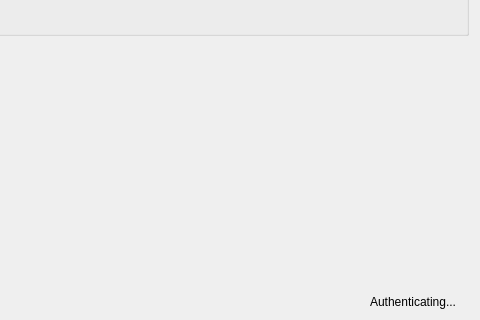
clementine-player/Clementine, file src/internet/lastfmsettingspage.ui: the form before one commit; both pictures show x 289 to 769 and y 231 to 551 of the 769 by 551 pixel window.
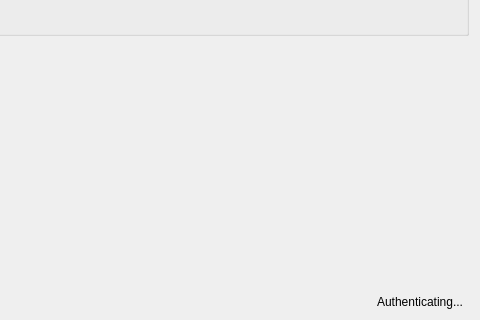
The form after the commit. Custom widgets are drawn as their Qt base class.

Commit message: Make the BusyIndicator contain a label too

```diff
--- a/src/internet/lastfmsettingspage.ui
+++ b/src/internet/lastfmsettingspage.ui
@@ -239,7 +239,7 @@
  <customwidgets>
   <customwidget>
    <class>BusyIndicator</class>
-   <extends>QLabel</extends>
+   <extends>QWidget</extends>
    <header>widgets/busyindicator.h</header>
   </customwidget>
  </customwidgets>
```
Left out of the diff: 35 changed lines with no effect on the pictures. The commit also changes 12 other files.
